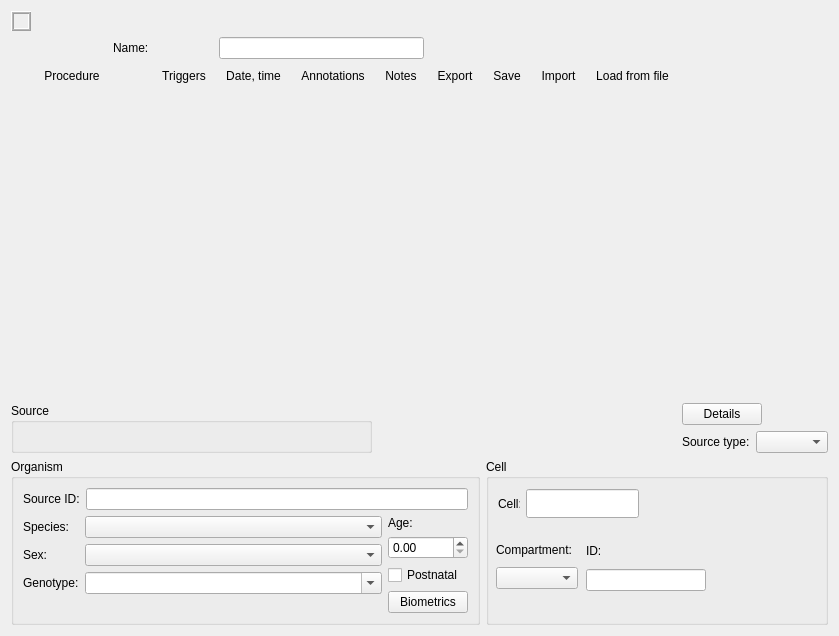
First picture: the form in src/scipyen/gui/widgets/metadatawidget_new_26b13.ui, repository ctigaret/scipyen, before the edit.
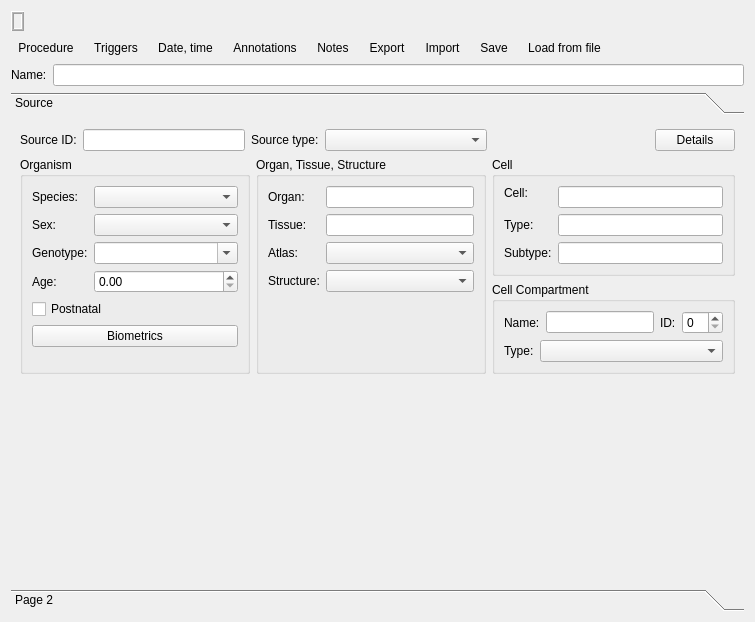
Second picture: the form after the edit. Icons and pictures are not drawn. Custom widgets are drawn as their Qt base class.

Patch:
```diff
--- a/src/scipyen/gui/widgets/metadatawidget_new_26b13.ui
+++ b/src/scipyen/gui/widgets/metadatawidget_new_26b13.ui
@@ -6,8 +6,8 @@
    <rect>
     <x>0</x>
     <y>0</y>
-    <width>763</width>
-    <height>636</height>
+    <width>755</width>
+    <height>622</height>
    </rect>
   </property>
   <property name="windowTitle">
@@ -24,6 +24,8 @@
   </property>
   <layout class="QGridLayout" name="gridLayout">
    <item row="0" column="0">
+    <layout class="QHBoxLayout" name="horizontalLayout_4">
+     <item>
     <widget class="QLabel" name="dataVarNameLabel">
      <property name="sizePolicy">
       <sizepolicy hsizetype="Preferred" vsizetype="Minimum">
@@ -54,7 +56,7 @@
      </property>
     </widget>
    </item>
-   <item row="0" column="2" colspan="2">
+     <item>
     <spacer name="horizontalSpacer">
      <property name="orientation">
       <enum>Qt::Orientation::Horizontal</enum>
@@ -67,39 +69,11 @@
      </property>
     </spacer>
    </item>
-   <item row="1" column="2">
-    <widget class="QLabel" name="nameLabel">
-     <property name="text">
-      <string>Name:</string>
-     </property>
-     <property name="buddy">
-      <cstring>dataNameLineEdit</cstring>
-     </property>
-    </widget>
+    </layout>
    </item>
-   <item row="1" column="4" colspan="3">
-    <widget class="QLineEdit" name="dataNameLineEdit">
-     <property name="sizePolicy">
-      <sizepolicy hsizetype="Expanding" vsizetype="Fixed">
-       <horstretch>10</horstretch>
-       <verstretch>0</verstretch>
-      </sizepolicy>
-     </property>
-     <property name="toolTip">
-      <string>Data name</string>
-     </property>
-     <property name="statusTip">
-      <string>Data name</string>
-     </property>
-     <property name="whatsThis">
-      <string>Data name</string>
-     </property>
-     <property name="clearButtonEnabled">
-      <bool>true</bool>
-     </property>
-    </widget>
-   </item>
-   <item row="2" column="1">
+   <item row="1" column="0">
+    <layout class="QHBoxLayout" name="horizontalLayout_6">
+     <item>
     <widget class="QToolButton" name="procedureToolButton">
      <property name="toolTip">
       <string>Procedure (treatment, etc)</string>
@@ -121,7 +95,7 @@
      </property>
     </widget>
    </item>
-   <item row="2" column="3">
+     <item>
     <widget class="QToolButton" name="triggersToolButton">
      <property name="toolTip">
       <string>Detect and edit trigger protocols</string>
@@ -143,7 +117,7 @@
      </property>
     </widget>
    </item>
-   <item row="2" column="4">
+     <item>
     <widget class="QToolButton" name="dateTimeToolButton">
      <property name="toolTip">
       <string>Date, time of recording and  analysis</string>
@@ -165,7 +139,7 @@
      </property>
     </widget>
    </item>
-   <item row="2" column="5">
+     <item>
     <widget class="QToolButton" name="annotationsToolButton">
      <property name="toolTip">
       <string>Additional structured descriptors (key, value pairs)</string>
@@ -187,7 +161,7 @@
      </property>
     </widget>
    </item>
-   <item row="2" column="6">
+     <item>
     <widget class="QToolButton" name="notesToolButton">
      <property name="toolTip">
       <string>Edit description (notes)</string>
@@ -209,7 +183,7 @@
      </property>
     </widget>
    </item>
-   <item row="2" column="7">
+     <item>
     <widget class="QToolButton" name="exportToolButton">
      <property name="toolTip">
       <string>Export metadata to workspace object</string>
@@ -231,29 +205,7 @@
      </property>
     </widget>
    </item>
-   <item row="2" column="8">
-    <widget class="QToolButton" name="saveToolButton">
-     <property name="toolTip">
-      <string>Save metadata to file</string>
-     </property>
-     <property name="statusTip">
-      <string>Save metadata to file</string>
-     </property>
-     <property name="whatsThis">
-      <string>Save metadata to file</string>
-     </property>
-     <property name="text">
-      <string>Save</string>
-     </property>
-     <property name="icon">
-      <iconset theme="document-save"/>
-     </property>
-     <property name="autoRaise">
-      <bool>true</bool>
-     </property>
-    </widget>
-   </item>
-   <item row="2" column="9">
+     <item>
     <widget class="QToolButton" name="importToolButton">
      <property name="toolTip">
       <string>Import metadata from workspace object</string>
@@ -275,7 +227,29 @@
      </property>
     </widget>
    </item>
-   <item row="2" column="10">
+     <item>
+      <widget class="QToolButton" name="saveToolButton">
+       <property name="toolTip">
+        <string>Save metadata to file</string>
+       </property>
+       <property name="statusTip">
+        <string>Save metadata to file</string>
+       </property>
+       <property name="whatsThis">
+        <string>Save metadata to file</string>
+       </property>
+       <property name="text">
+        <string>Save</string>
+       </property>
+       <property name="icon">
+        <iconset theme="document-save"/>
+       </property>
+       <property name="autoRaise">
+        <bool>true</bool>
+       </property>
+      </widget>
+     </item>
+     <item>
     <widget class="QToolButton" name="loadToolButton">
      <property name="toolTip">
       <string>Load meta-data from file</string>
@@ -297,7 +271,7 @@
      </property>
     </widget>
    </item>
-   <item row="2" column="11">
+     <item>
     <spacer name="horizontalSpacer_2">
      <property name="orientation">
       <enum>Qt::Orientation::Horizontal</enum>
@@ -310,73 +284,62 @@
      </property>
     </spacer>
    </item>
+    </layout>
+   </item>
+   <item row="2" column="0">
+    <layout class="QHBoxLayout" name="horizontalLayout_5">
+     <item>
+      <widget class="QLabel" name="nameLabel">
+       <property name="text">
+        <string>Name:</string>
+       </property>
+       <property name="buddy">
+        <cstring>dataNameLineEdit</cstring>
+       </property>
+      </widget>
+     </item>
+     <item>
+      <widget class="QLineEdit" name="dataNameLineEdit">
+       <property name="sizePolicy">
+        <sizepolicy hsizetype="Expanding" vsizetype="Fixed">
+         <horstretch>10</horstretch>
+         <verstretch>0</verstretch>
+        </sizepolicy>
+       </property>
+       <property name="toolTip">
+        <string>Data name</string>
+       </property>
+       <property name="statusTip">
+        <string>Data name</string>
+       </property>
+       <property name="whatsThis">
+        <string>Data name</string>
+       </property>
+       <property name="clearButtonEnabled">
+        <bool>true</bool>
+       </property>
+      </widget>
+     </item>
+    </layout>
+   </item>
    <item row="3" column="0">
-    <spacer name="verticalSpacer">
-     <property name="orientation">
-      <enum>Qt::Orientation::Vertical</enum>
+    <widget class="QToolBox" name="toolBox">
+     <property name="currentIndex">
+      <number>0</number>
      </property>
-     <property name="sizeHint" stdset="0">
-      <size>
-       <width>20</width>
-       <height>11</height>
-      </size>
-     </property>
-    </spacer>
-   </item>
-   <item row="4" column="0" rowspan="2" colspan="6">
-    <widget class="QGroupBox" name="sourceGroupBox">
-     <property name="title">
+     <widget class="QWidget" name="sourcePage">
+      <property name="geometry">
+       <rect>
+        <x>0</x>
+        <y>0</y>
+        <width>743</width>
+        <height>446</height>
+       </rect>
+      </property>
+      <attribute name="label">
       <string>Source</string>
-     </property>
-    </widget>
-   </item>
-   <item row="4" column="11">
-    <layout class="QHBoxLayout" name="horizontalLayout_3">
-     <item>
-      <widget class="QPushButton" name="sourceDetailsPushbutton">
-       <property name="text">
-        <string>Details</string>
-       </property>
-       <property name="icon">
-        <iconset theme="package"/>
-       </property>
-      </widget>
-     </item>
-     <item>
-      <spacer name="horizontalSpacer_3">
-       <property name="orientation">
-        <enum>Qt::Orientation::Horizontal</enum>
-       </property>
-       <property name="sizeHint" stdset="0">
-        <size>
-         <width>40</width>
-         <height>20</height>
-        </size>
-       </property>
-      </spacer>
-     </item>
-    </layout>
-   </item>
-   <item row="5" column="11">
-    <layout class="QHBoxLayout" name="horizontalLayout_4">
-     <item>
-      <widget class="QLabel" name="label_2">
-       <property name="text">
-        <string>Source type:</string>
-       </property>
-      </widget>
-     </item>
-     <item>
-      <widget class="QComboBox" name="sourceTypeComboBox"/>
-     </item>
-    </layout>
-   </item>
-   <item row="6" column="0" colspan="8">
-    <widget class="QGroupBox" name="organismGroupBox">
-     <property name="title">
-      <string>Organism</string>
-     </property>
-     <layout class="QVBoxLayout" name="verticalLayout_2">
+      </attribute>
+      <layout class="QVBoxLayout" name="verticalLayout_3">
       <item>
        <layout class="QHBoxLayout" name="horizontalLayout">
         <item>
@@ -407,8 +370,8 @@
         <item>
          <widget class="QLineEdit" name="sourceIDLineEdit">
           <property name="sizePolicy">
-           <sizepolicy hsizetype="Expanding" vsizetype="Fixed">
-            <horstretch>10</horstretch>
+            <sizepolicy hsizetype="MinimumExpanding" vsizetype="Fixed">
+             <horstretch>0</horstretch>
             <verstretch>0</verstretch>
            </sizepolicy>
           </property>
@@ -426,11 +389,58 @@
           </property>
          </widget>
         </item>
+         <item>
+          <widget class="QLabel" name="label_2">
+           <property name="text">
+            <string>Source type:</string>
+           </property>
+           <property name="buddy">
+            <cstring>sourceTypeComboBox</cstring>
+           </property>
+          </widget>
+         </item>
+         <item>
+          <widget class="QComboBox" name="sourceTypeComboBox">
+           <property name="sizePolicy">
+            <sizepolicy hsizetype="MinimumExpanding" vsizetype="Fixed">
+             <horstretch>0</horstretch>
+             <verstretch>0</verstretch>
+            </sizepolicy>
+           </property>
+          </widget>
+         </item>
+         <item>
+          <spacer name="horizontalSpacer_3">
+           <property name="orientation">
+            <enum>Qt::Orientation::Horizontal</enum>
+           </property>
+           <property name="sizeHint" stdset="0">
+            <size>
+             <width>40</width>
+             <height>20</height>
+            </size>
+           </property>
+          </spacer>
+         </item>
+         <item>
+          <widget class="QPushButton" name="sourceDetailsPushbutton">
+           <property name="text">
+            <string>Details</string>
+           </property>
+           <property name="icon">
+            <iconset theme="package"/>
+           </property>
+          </widget>
+         </item>
        </layout>
       </item>
       <item>
-       <layout class="QHBoxLayout" name="horizontalLayout_2">
+        <layout class="QHBoxLayout" name="horizontalLayout_7">
         <item>
+          <widget class="QGroupBox" name="organismGroupBox">
+           <property name="title">
+            <string>Organism</string>
+           </property>
          <layout class="QFormLayout" name="formLayout">
           <item row="0" column="0">
            <widget class="QLabel" name="label">
@@ -440,7 +450,14 @@
            </widget>
           </item>
           <item row="0" column="1">
-           <widget class="QComboBox" name="speciesComboBox"/>
+             <widget class="QComboBox" name="speciesComboBox">
+              <property name="sizePolicy">
+               <sizepolicy hsizetype="MinimumExpanding" vsizetype="Fixed">
+                <horstretch>0</horstretch>
+                <verstretch>0</verstretch>
+               </sizepolicy>
+              </property>
+             </widget>
           </item>
           <item row="1" column="0">
            <widget class="QLabel" name="sexLabel">
@@ -545,11 +562,7 @@
             </property>
            </widget>
           </item>
-         </layout>
-        </item>
-        <item>
-         <layout class="QVBoxLayout" name="verticalLayout">
-          <item>
+            <item row="3" column="0">
            <widget class="QLabel" name="ageLabel">
             <property name="text">
              <string>Age:</string>
@@ -559,17 +572,17 @@
             </property>
            </widget>
           </item>
-          <item>
+            <item row="3" column="1">
            <widget class="QuantitySpinBox" name="ageSpinBox"/>
           </item>
-          <item>
+            <item row="4" column="0" colspan="2">
            <widget class="QCheckBox" name="postNatalCheckBox">
             <property name="text">
              <string>Postnatal</string>
             </property>
            </widget>
           </item>
-          <item>
+            <item row="5" column="0" colspan="2">
            <widget class="QPushButton" name="biometricsPushButton">
             <property name="toolTip">
              <string>Additional biometrics</string>
@@ -589,54 +602,93 @@
            </widget>
           </item>
          </layout>
-        </item>
-       </layout>
-      </item>
+          </widget>
+         </item>
+         <item>
+          <widget class="QGroupBox" name="organTissueStructureGroupBox">
+           <property name="title">
+            <string>Organ, Tissue, Structure</string>
+           </property>
+           <layout class="QFormLayout" name="formLayout_5">
+            <item row="0" column="0">
+             <widget class="QLabel" name="label_7">
+              <property name="text">
+               <string>Organ:</string>
+              </property>
+              <property name="buddy">
+               <cstring>organNameLineEdit</cstring>
+              </property>
+             </widget>
+            </item>
+            <item row="0" column="1">
+             <widget class="QLineEdit" name="organNameLineEdit"/>
+            </item>
+            <item row="1" column="0">
+             <widget class="QLabel" name="label_6">
+              <property name="text">
+               <string>Tissue:</string>
+              </property>
+              <property name="buddy">
+               <cstring>tissueNameLineEdit</cstring>
+              </property>
+             </widget>
+            </item>
+            <item row="1" column="1">
+             <widget class="QLineEdit" name="tissueNameLineEdit"/>
+            </item>
+            <item row="2" column="0">
+             <widget class="QLabel" name="label_9">
+              <property name="text">
+               <string>Atlas:</string>
+              </property>
+              <property name="buddy">
+               <cstring>altasesComboBox</cstring>
+              </property>
+             </widget>
+            </item>
+            <item row="2" column="1">
+             <widget class="QComboBox" name="altasesComboBox">
+              <property name="sizePolicy">
+               <sizepolicy hsizetype="MinimumExpanding" vsizetype="Fixed">
+                <horstretch>0</horstretch>
+                <verstretch>0</verstretch>
+               </sizepolicy>
+              </property>
+             </widget>
+            </item>
+            <item row="3" column="0">
+             <widget class="QLabel" name="label_8">
+              <property name="text">
+               <string>Structure:</string>
+              </property>
+              <property name="buddy">
+               <cstring>structuresComboBox</cstring>
+              </property>
+             </widget>
+            </item>
+            <item row="3" column="1">
+             <widget class="QComboBox" name="structuresComboBox">
+              <property name="sizePolicy">
+               <sizepolicy hsizetype="MinimumExpanding" vsizetype="Fixed">
+                <horstretch>0</horstretch>
+                <verstretch>0</verstretch>
+               </sizepolicy>
+              </property>
+             </widget>
+            </item>
      </layout>
     </widget>
    </item>
-   <item row="6" column="8" colspan="4">
+         <item>
+          <layout class="QVBoxLayout" name="verticalLayout_2">
+           <item>
     <widget class="QGroupBox" name="cellGroupBox">
      <property name="title">
       <string>Cell</string>
      </property>
-     <widget class="QLineEdit" name="cellIDLineEdit">
-      <property name="geometry">
-       <rect>
-        <x>40</x>
-        <y>30</y>
-        <width>113</width>
-        <height>29</height>
-       </rect>
-      </property>
-      <property name="sizePolicy">
-       <sizepolicy hsizetype="Expanding" vsizetype="Fixed">
-        <horstretch>0</horstretch>
-        <verstretch>0</verstretch>
-       </sizepolicy>
-      </property>
-      <property name="toolTip">
-       <string>Cell ID</string>
-      </property>
-      <property name="statusTip">
-       <string>Cell ID</string>
-      </property>
-      <property name="whatsThis">
-       <string>Cell ID</string>
-      </property>
-      <property name="clearButtonEnabled">
-       <bool>true</bool>
-      </property>
-     </widget>
+             <layout class="QFormLayout" name="formLayout_2">
+              <item row="0" column="0">
      <widget class="QLabel" name="cellIDLabel">
-      <property name="geometry">
-       <rect>
-        <x>12</x>
-        <y>37</y>
-        <width>22</width>
-        <height>16</height>
-       </rect>
-      </property>
       <property name="sizePolicy">
        <sizepolicy hsizetype="Preferred" vsizetype="Fixed">
         <horstretch>0</horstretch>
@@ -659,44 +711,79 @@
        <cstring>cellIDLineEdit</cstring>
       </property>
      </widget>
-     <widget class="QWidget" name="">
-      <property name="geometry">
-       <rect>
-        <x>10</x>
-        <y>80</y>
-        <width>82</width>
-        <height>55</height>
-       </rect>
-      </property>
-      <layout class="QVBoxLayout" name="verticalLayout_3">
-       <item>
-        <widget class="QLabel" name="compartmentTypeLabel">
+              </item>
+              <item row="0" column="1">
+               <widget class="QLineEdit" name="cellIDLineEdit">
          <property name="sizePolicy">
-          <sizepolicy hsizetype="Preferred" vsizetype="Fixed">
+                 <sizepolicy hsizetype="Expanding" vsizetype="Fixed">
            <horstretch>0</horstretch>
            <verstretch>0</verstretch>
           </sizepolicy>
          </property>
+                <property name="toolTip">
+                 <string>Cell ID</string>
+                </property>
+                <property name="statusTip">
+                 <string>Cell ID</string>
+                </property>
+                <property name="whatsThis">
+                 <string>Cell ID</string>
+                </property>
+                <property name="clearButtonEnabled">
+                 <bool>true</bool>
+                </property>
+               </widget>
+              </item>
+              <item row="1" column="0">
+               <widget class="QLabel" name="label_4">
          <property name="text">
-          <string>Compartment:</string>
-         </property>
-        </widget>
-       </item>
-       <item>
-        <widget class="QComboBox" name="cellCompartmentTypeCombo"/>
+                 <string>Type:</string>
+                </property>
+                <property name="buddy">
+                 <cstring>cellTypeLineEdit</cstring>
+                </property>
+               </widget>
+              </item>
+              <item row="1" column="1">
+               <widget class="QLineEdit" name="cellTypeLineEdit"/>
+              </item>
+              <item row="2" column="0">
+               <widget class="QLabel" name="label_5">
+                <property name="text">
+                 <string>Subtype:</string>
+                </property>
+                <property name="buddy">
+                 <cstring>cellSubtypeLineEdit</cstring>
+                </property>
+               </widget>
+              </item>
+              <item row="2" column="1">
+               <widget class="QLineEdit" name="cellSubtypeLineEdit"/>
        </item>
       </layout>
      </widget>
-     <widget class="QWidget" name="">
-      <property name="geometry">
-       <rect>
-        <x>100</x>
-        <y>80</y>
-        <width>120</width>
-        <height>52</height>
-       </rect>
-      </property>
-      <layout class="QVBoxLayout" name="verticalLayout_4">
+           </item>
+           <item>
+            <widget class="QGroupBox" name="cellCompartmentGroupBox">
+             <property name="title">
+              <string>Cell Compartment</string>
+             </property>
+             <layout class="QVBoxLayout" name="verticalLayout">
+              <item>
+               <layout class="QHBoxLayout" name="horizontalLayout_2">
+                <item>
+                 <widget class="QLabel" name="label_3">
+                  <property name="text">
+                   <string>Name:</string>
+                  </property>
+                  <property name="buddy">
+                   <cstring>compartmentNameLineEdit</cstring>
+                  </property>
+                 </widget>
+                </item>
+                <item>
+                 <widget class="QLineEdit" name="compartmentNameLineEdit"/>
+                </item>
        <item>
         <widget class="QLabel" name="compartmentIDLabel">
          <property name="text">
@@ -705,9 +792,74 @@
         </widget>
        </item>
        <item>
-        <widget class="QLineEdit" name="compartmentIDLineEdit"/>
-       </item>
-      </layout>
+                 <widget class="QSpinBox" name="compartmentIDSpinBox"/>
+                </item>
+               </layout>
+              </item>
+              <item>
+               <layout class="QHBoxLayout" name="horizontalLayout_3">
+                <item>
+                 <widget class="QLabel" name="compartmentTypeLabel">
+                  <property name="sizePolicy">
+                   <sizepolicy hsizetype="Preferred" vsizetype="Fixed">
+                    <horstretch>0</horstretch>
+                    <verstretch>0</verstretch>
+                   </sizepolicy>
+                  </property>
+                  <property name="text">
+                   <string>Type:</string>
+                  </property>
+                  <property name="buddy">
+                   <cstring>cellCompartmentTypeCombo</cstring>
+                  </property>
+                 </widget>
+                </item>
+                <item>
+                 <widget class="QComboBox" name="cellCompartmentTypeCombo">
+                  <property name="sizePolicy">
+                   <sizepolicy hsizetype="MinimumExpanding" vsizetype="Fixed">
+                    <horstretch>0</horstretch>
+                    <verstretch>0</verstretch>
+                   </sizepolicy>
+                  </property>
+                 </widget>
+                </item>
+               </layout>
+              </item>
+             </layout>
+            </widget>
+           </item>
+          </layout>
+         </item>
+        </layout>
+       </item>
+       <item>
+        <spacer name="verticalSpacer">
+         <property name="orientation">
+          <enum>Qt::Orientation::Vertical</enum>
+         </property>
+         <property name="sizeHint" stdset="0">
+          <size>
+           <width>20</width>
+           <height>121</height>
+          </size>
+         </property>
+        </spacer>
+       </item>
+      </layout>
+     </widget>
+     <widget class="QWidget" name="page_2">
+      <property name="geometry">
+       <rect>
+        <x>0</x>
+        <y>0</y>
+        <width>743</width>
+        <height>446</height>
+       </rect>
+      </property>
+      <attribute name="label">
+       <string>Page 2</string>
+      </attribute>
      </widget>
     </widget>
    </item>
```
Left out of the diff: 6 changed lines with no effect on the pictures. Lines whose indentation alone changed are shown as unchanged.
